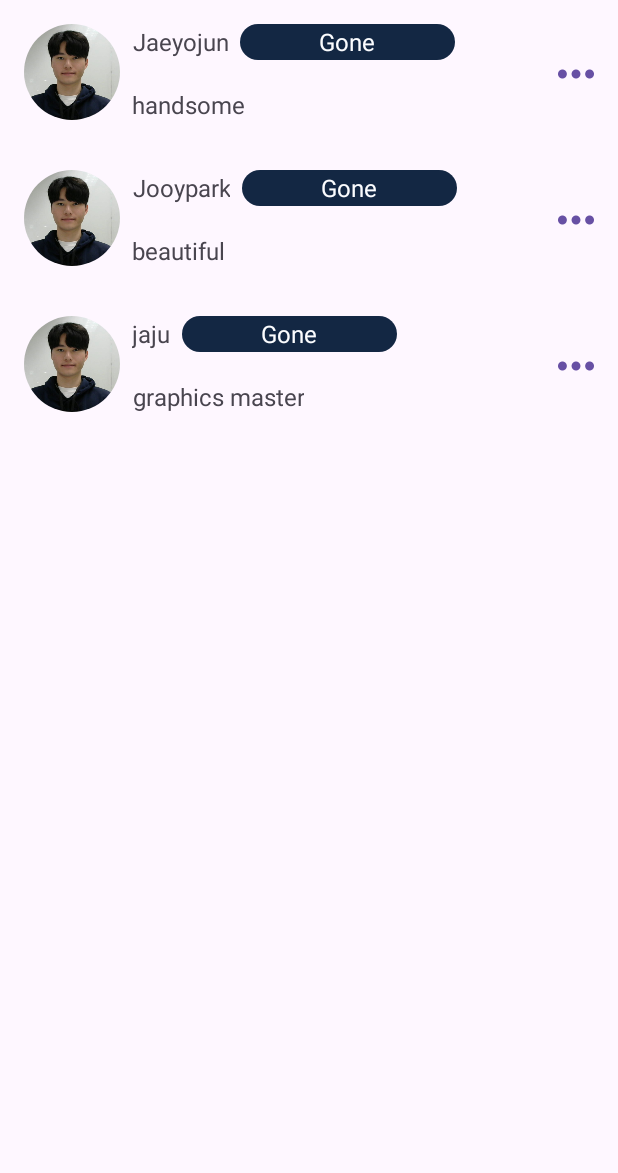
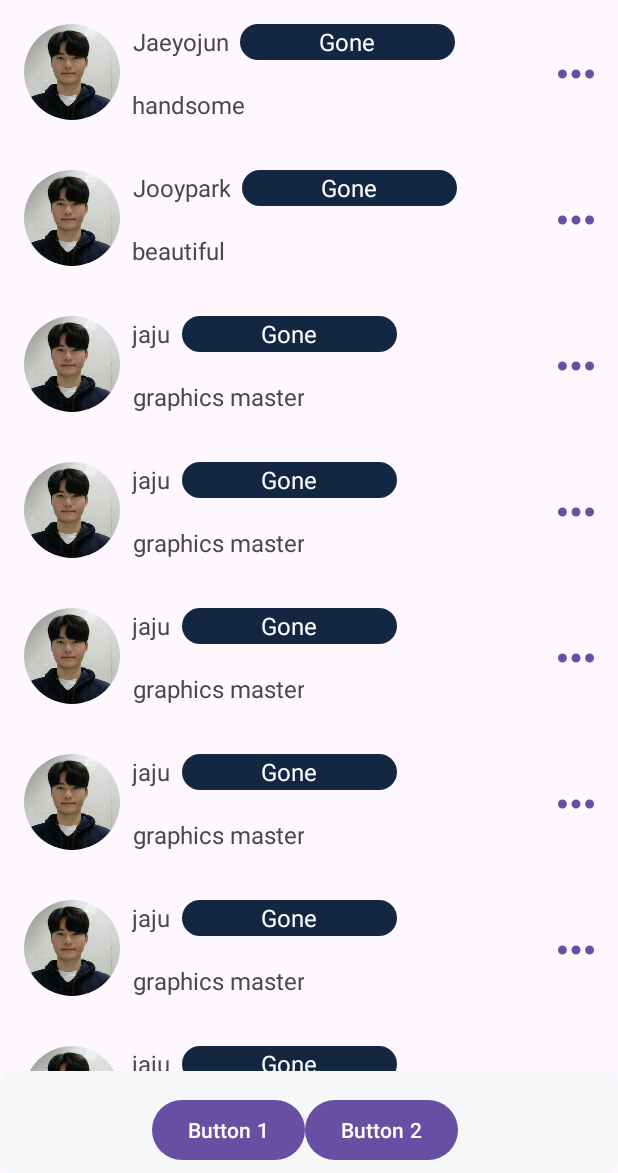
Before and after one commit to 42Where/where42_Android, an Android app: the screen it shows after launch (ListViewActivity), on a phone screen of 412 x 824 dp, the part 63-1236 px from its top. Run offline under Robolectric (Android 15) with nearby library versions, the phone set to English and light mode, and no system bars; our stand-ins replace CircleImageView.

Commit message:
footer button

```diff
--- a/app/src/main/java/com/example/where42android/ListViewActivity.kt
+++ b/app/src/main/java/com/example/where42android/ListViewActivity.kt
@@ -11,6 +11,13 @@ class ListViewActivity  : AppCompatActivity() {
         profile_list("Jaeyojun","handsome", "Gone", "profile_photo_example",),
         profile_list("Jooypark","beautiful", "Gone", "profile_photo_example" ),
         profile_list("jaju","graphics master", "Gone", "profile_photo_example"),
+        profile_list("jaju","graphics master", "Gone", "profile_photo_example"),
+        profile_list("jaju","graphics master", "Gone", "profile_photo_example"),
+        profile_list("jaju","graphics master", "Gone", "profile_photo_example"),
+        profile_list("jaju","graphics master", "Gone", "profile_photo_example"),
+        profile_list("jaju","graphics master", "Gone", "profile_photo_example"),
+        profile_list("jaju","graphics master", "Gone", "profile_photo_example"),
+
     )
     override fun onCreate(savedInstanceState: Bundle?) {
         super.onCreate(savedInstanceState)
--- /dev/null
+++ b/app/src/main/res/drawable/footer_box.xml
@@ -0,0 +1,16 @@
+<?xml version="1.0" encoding="utf-8"?>
+<layer-list xmlns:android="http://schemas.android.com/apk/res/android">
+    <item>
+        <shape android:shape="rectangle">
+            <solid android:color="#F6F7F9"/>
+            <padding
+                android:bottom="0dp"
+                android:left="5dp"
+                android:right="3dp"
+                android:top="3dp"/>
+            <corners
+                android:radius="7dp"/>
+        </shape>
+    </item>
+
+</layer-list>
--- a/app/src/main/res/layout/activity_list_view.xml
+++ b/app/src/main/res/layout/activity_list_view.xml
@@ -26,5 +26,42 @@
         app:layout_constraintRight_toRightOf="parent"
         app:layout_constraintTop_toBottomOf="@id/where42_logo" />
 
+    <androidx.constraintlayout.widget.ConstraintLayout
+        android:layout_width="match_parent"
+        android:layout_height="68dp"
+        android:background="@drawable/footer_box"
+        app:layout_constraintBottom_toBottomOf="parent"
+        app:layout_constraintStart_toStartOf="parent">
+
+        <Button
+            android:id="@+id/button1"
+            android:layout_width="wrap_content"
+            android:layout_height="wrap_content"
+            android:gravity="center"
+            android:text="Button 1"
+            android:layout_marginTop="12dp"
+            android:layout_marginBottom="4dp"
+            android:layout_marginRight="110dp"
+            app:layout_constraintLeft_toLeftOf="parent"
+            app:layout_constraintRight_toRightOf="parent"
+            app:layout_constraintTop_toTopOf="parent"
+            app:layout_constraintBottom_toBottomOf="parent" />
+
+        <Button
+            android:id="@+id/button2"
+            android:layout_width="wrap_content"
+            android:layout_height="wrap_content"
+            android:gravity="center"
+            android:text="Button 2"
+            app:layout_constraintBottom_toBottomOf="@id/button1"
+            app:layout_constraintHorizontal_bias="0.5"
+            app:layout_constraintStart_toEndOf="@id/button1"
+            app:layout_constraintTop_toTopOf="@id/button1" />
+
+
+    </androidx.constraintlayout.widget.ConstraintLayout>
+
+
+
 
 </androidx.constraintlayout.widget.ConstraintLayout>
```
Also changed, not shown: 3 other files.
